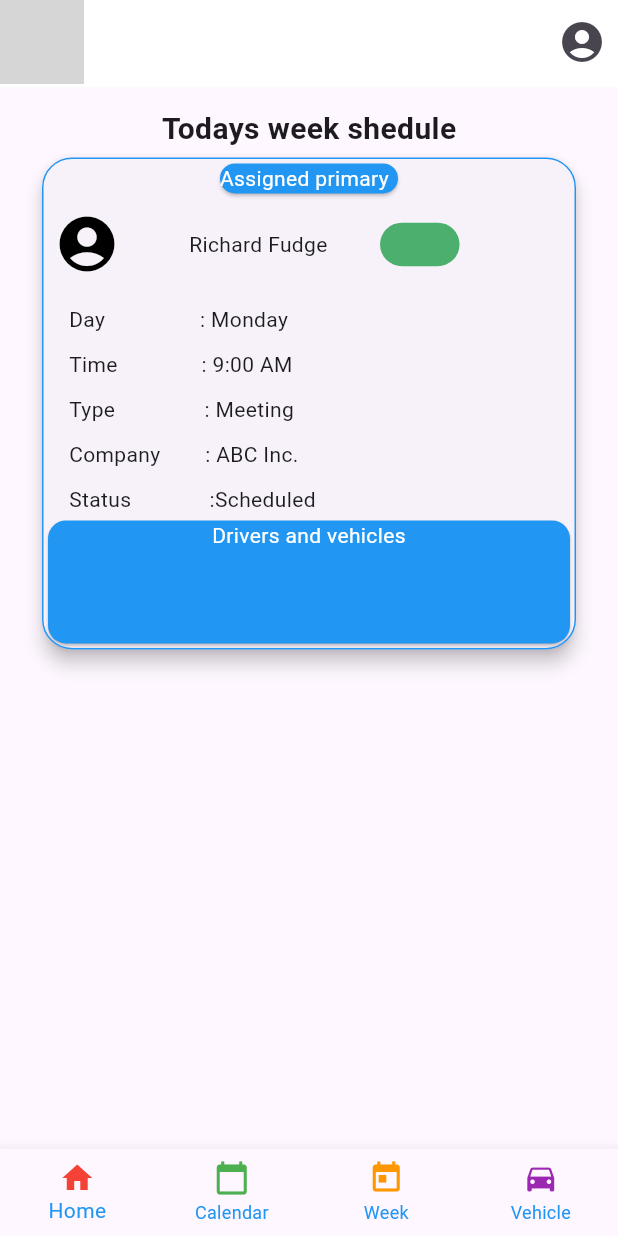
After one commit to centrric-cint0033/enviroapplicationformobileusers, a Flutter app: the MainScreen screen opened by its route, item 3 of the bottom bar chosen, after a tap on the "account circle" icon, on a phone screen of 412 x 824 dp. The commit adds this screen. Run offline on Flutter 3.47's test engine with Material 3 defaults, Android fonts, the phone set to English and light mode, and no system bars; our stand-ins replace auto_route, flutter_mobx, flutter_screenutil, flutter_secure_storage, flutter_svg, get_it and 2 more; accounts and stored records are empty; generated files the repository leaves out were written again; grey boxes are pictures that could not be loaded.

Commit message:
week page created

```diff
--- a/lib/Routepage/approutes.dart
+++ b/lib/Routepage/approutes.dart
@@ -8,14 +8,12 @@ class AppRouter extends $AppRouter {
   @override
   List<AutoRoute> get routes => [
         AutoRoute(
-          page: HomeRoute.page,
-          path: RouteNames.homePage,
-          // guards: [AuthGuard()]
+          page: LoginRoute.page,
+          path: RouteNames.loginpage,
         ),
         AutoRoute(
-          page: LoginRoute.page,
-          path: RouteNames.loginpage,
-          initial: true,
+          page: MainRoute.page,
+          path: RouteNames.mainscreen,
         )
       ];
 }
--- a/lib/Routepage/routespage.dart
+++ b/lib/Routepage/routespage.dart
@@ -1,4 +1,4 @@
 class RouteNames {
   static const String loginpage = '/';
-  static const String homePage = '/homepage';
+  static const String mainscreen = '/mainscreen';
 }
--- a/lib/main.dart
+++ b/lib/main.dart
@@ -1,4 +1,5 @@
 import 'package:enviro_mobile_application/Routepage/approutes.dart';
+import 'package:enviro_mobile_application/utilis/injection.dart';
 
 import 'package:flutter/material.dart';
 import 'package:flutter_screenutil/flutter_screenutil.dart';
@@ -6,6 +7,7 @@ import 'package:flutter_screenutil/flutter_screenutil.dart';
 import 'view/loginpage/common/appbar/Appthemes/Appthemes.dart';
 
 void main() {
+  configureLocalDependancies();
   runApp(const MyApp());
 }
 
--- a/lib/view/loginpage/common/appbar/bottombar.dart
+++ b/lib/view/loginpage/common/appbar/bottombar.dart
@@ -1,35 +1,56 @@
+import 'package:enviro_mobile_application/viewmodel/home_page_viewmodel.dart';
 import 'package:flutter/material.dart';
+import 'package:flutter_mobx/flutter_mobx.dart';
 
 class CommonBottombar extends StatelessWidget {
-  const CommonBottombar({Key? key});
+  const CommonBottombar({Key? key}) : super(key: key);
 
   @override
   Widget build(BuildContext context) {
-    return BottomAppBar(
-      color: Colors.white,
-      height: 98,
-      child: Row(
-        mainAxisAlignment: MainAxisAlignment.spaceAround,
-        children: [
-          _buildNavItem(Icons.add_home_work_rounded, 'Home', () {}),
-          _buildNavItem(Icons.calendar_month_rounded, 'Calendar', () {}),
-          _buildNavItem(Icons.weekend_outlined, 'Weekend', () {}),
-          _buildNavItem(Icons.fire_truck_outlined, 'Emergency', () {}),
-        ],
-      ),
-    );
-  }
+    return Observer(
+      builder: (context) {
+        List<BottomNavigationBarItem> items = [
+          const BottomNavigationBarItem(
+            backgroundColor: Colors.black12,
+            icon: Icon(
+              Icons.home,
+              color: Colors.red,
+            ),
+            label: 'Home',
+          ),
+          const BottomNavigationBarItem(
+            icon: Icon(
+              Icons.calendar_today,
+              color: Colors.green,
+            ),
+            label: 'Calendar',
+          ),
+          const BottomNavigationBarItem(
+            icon: Icon(
+              Icons.today,
+              color: Colors.orange,
+            ),
+            label: 'Week',
+          ),
+          const BottomNavigationBarItem(
+            icon: Icon(
+              Icons.directions_car,
+              color: Colors.purple,
+            ),
+            label: 'Vehicle',
+          ),
+        ];
 
-  Widget _buildNavItem(IconData icon, String label, VoidCallback onPressed) {
-    return Column(
-      mainAxisSize: MainAxisSize.min,
-      children: [
-        IconButton(
-          icon: Icon(icon),
-          onPressed: onPressed,
-        ),
-        Text(label),
-      ],
+        return BottomNavigationBar(
+          type: BottomNavigationBarType.fixed,
+          selectedItemColor: Colors.blue,
+          unselectedItemColor: Colors.blue,
+          items: items,
+          onTap: (index) {
+            vmselection.setCurrentIndex(index);
+          },
+        );
+      },
     );
   }
 }
--- /dev/null
+++ b/lib/view/loginpage/common/appbar/mainScreen/mainscreen.dart
@@ -0,0 +1,34 @@
+import 'package:auto_route/auto_route.dart';
+import 'package:enviro_mobile_application/view/loginpage/calenderpage/calender_page.dart';
+import 'package:enviro_mobile_application/view/loginpage/common/appbar/bottombar.dart';
+import 'package:enviro_mobile_application/view/loginpage/homepage/homepage.dart';
+import 'package:enviro_mobile_application/view/loginpage/week_page/week_page.dart';
+import 'package:enviro_mobile_application/viewmodel/home_page_viewmodel.dart';
+import 'package:flutter/material.dart';
+import 'package:flutter_mobx/flutter_mobx.dart';
+import 'package:mobx/mobx.dart';
+
+@RoutePage()
+class MainScreen extends StatelessWidget {
+  const MainScreen({Key? key});
+  @override
+  Widget build(BuildContext context) {
+    List<Widget> widgetOptions = <Widget>[
+      const HomePage(),
+      const CalendarPage(),
+      const WeekPage(),
+      const CalendarPage()
+    ];
+
+    return Scaffold(
+      body: Center(
+        child: Observer(
+          builder: (context) {
+            return widgetOptions.elementAt(vmselection.currentIndex);
+          },
+        ),
+      ),
+      bottomNavigationBar: const CommonBottombar(),
+    );
+  }
+}
--- /dev/null
+++ b/lib/view/loginpage/homepage/homepage.dart
@@ -0,0 +1,48 @@
+import 'package:auto_route/auto_route.dart';
+import 'package:enviro_mobile_application/view/loginpage/common/appbar/bottombar.dart';
+import 'package:enviro_mobile_application/view/loginpage/common/appbar/cmappbar.dart';
+
+import 'package:enviro_mobile_application/view/loginpage/common/appbar/imagepath/imagepath.dart';
+import 'package:enviro_mobile_application/view/loginpage/homepage/widgets/card_main_container.dart';
+import 'package:flutter/material.dart';
+import 'package:mobx/mobx.dart';
+
+@RoutePage()
+class HomePage extends StatelessWidget {
+  const HomePage({Key? key}) : super(key: key);
+
+  @override
+  Widget build(BuildContext context) {
+    return Scaffold(
+      appBar: CustomAppBar(
+        leadingImage: Image.asset(ImageConstant.imagePath),
+        automaticallyImplyLeading: false,
+        actions: [
+          IconButton(
+            iconSize: 32,
+            icon: const Icon(Icons.account_circle),
+            onPressed: () {},
+          ),
+        ],
+      ),
+      body: const SingleChildScrollView(
+        child: Column(
+          children: [
+            SizedBox(
+              height: 14.0,
+            ),
+            Text(
+              "Today's Schedule",
+              style: TextStyle(
+                fontSize: 20,
+                fontWeight: FontWeight.bold,
+              ),
+            ),
+            CardMainContainer(),
+          ],
+        ),
+      ),
+      // bottomNavigationBar: const CommonBottombar(),
+    );
+  }
+}
--- /dev/null
+++ b/lib/view/loginpage/homepage/widgets/card_main_container.dart
@@ -0,0 +1,111 @@
+import 'package:enviro_mobile_application/view/loginpage/common/appbar/cmbutton.dart';
+import 'package:flutter/material.dart';
+
+class CardMainContainer extends StatelessWidget {
+  const CardMainContainer({
+    super.key,
+  });
+
+  @override
+  Widget build(BuildContext context) {
+    return Container(
+      margin: const EdgeInsets.only(left: 24, right: 24),
+      child: Card(
+        shape: RoundedRectangleBorder(
+          borderRadius: BorderRadius.circular(20),
+          side: const BorderSide(width: 1, color: Colors.blue),
+        ),
+        elevation: 5,
+        child: Row(
+          crossAxisAlignment: CrossAxisAlignment.start,
+          children: [
+            Expanded(
+              child: Column(
+                mainAxisSize: MainAxisSize.min,
+                crossAxisAlignment: CrossAxisAlignment.start,
+                children: [
+                  Center(
+                    child: Container(
+                      child: Card(
+                        color: Colors.blue,
+                        shape: RoundedRectangleBorder(
+                          borderRadius: BorderRadius.circular(20),
+                        ),
+                        child: const Padding(
+                          padding: EdgeInsets.only(right: 6),
+                          child: Text(
+                            'Assigned primary',
+                            textAlign: TextAlign.center,
+                            style: TextStyle(
+                              color: Colors.white,
+                            ),
+                          ),
+                        ),
+                      ),
+                    ),
+                  ),
+                  Row(
+                    children: [
+                      IconButton(
+                        color: Colors.black,
+                        iconSize: 44,
+                        onPressed: () {},
+                        icon: const Icon(Icons.account_circle),
+                      ),
+                      const SizedBox(width: 38),
+                      const Text('Richard Fudge', textAlign: TextAlign.center),
+                      const SizedBox(width: 35),
+                      const CmButton(
+                        color: Color.fromARGB(255, 76, 175, 109),
+                        width: 53,
+                        height: 29,
+                        borderRadius: 17,
+                      ),
+                    ],
+                  ),
+                  const SizedBox(height: 10),
+                  const Padding(
+                    padding: EdgeInsets.only(left: 18),
+                    child: Text("Day                 : Monday"),
+                  ),
+                  const SizedBox(height: 10),
+                  const Padding(
+                    padding: EdgeInsets.only(left: 18),
+                    child: Text("Time               : 9:00 AM"),
+                  ),
+                  const SizedBox(height: 10),
+                  const Padding(
+                    padding: EdgeInsets.only(left: 18),
+                    child: Text("Type                : Meeting"),
+                  ),
+                  const SizedBox(height: 10),
+                  const Padding(
+                    padding: EdgeInsets.only(left: 18),
+                    child: Text("Company        : ABC Inc."),
+                  ),
+                  const SizedBox(height: 10),
+                  const Padding(
+                    padding: EdgeInsets.only(left: 18),
+                    child: Text("Status              :Scheduled"),
+                  ),
+                  Container(
+                    width: 700,
+                    height: 90,
+                    child: const Card(
+                      color: Colors.blue,
+                      child: Text(
+                        "Drivers and vehicles",
+                        textAlign: TextAlign.center,
+                        style: TextStyle(color: Colors.white),
+                      ),
+                    ),
+                  ),
+                ],
+              ),
+            ),
+          ],
+        ),
+      ),
+    );
+  }
+}
--- a/lib/view/loginpage/loginpage.dart
+++ b/lib/view/loginpage/loginpage.dart
@@ -79,5 +79,5 @@ class LoginPage extends StatelessWidget {
 }
 
 void ontaplogin(BuildContext context) {
-  context.router.pushNamed(RouteNames.homePage);
+  context.router.pushNamed(RouteNames.mainscreen);
 }
--- /dev/null
+++ b/lib/view/loginpage/service/i_homeservice.dart
@@ -0,0 +1,6 @@
+import 'package:injectable/injectable.dart';
+
+abstract class IHomeService {}
+
+@LazySingleton(as: IHomeService)
+class AuthService implements IHomeService {}
--- /dev/null
+++ b/lib/view/loginpage/week_page/week_page.dart
@@ -0,0 +1,40 @@
+import 'package:enviro_mobile_application/view/loginpage/common/appbar/cmappbar.dart';
+import 'package:enviro_mobile_application/view/loginpage/common/appbar/imagepath/imagepath.dart';
+import 'package:enviro_mobile_application/view/loginpage/homepage/widgets/card_main_container.dart';
+import 'package:flutter/material.dart';
+
+class WeekPage extends StatelessWidget {
+  const WeekPage({Key? key}) : super(key: key);
+
+  @override
+  Widget build(BuildContext context) {
+    return Scaffold(
+      appBar: CustomAppBar(
+        leadingImage: Image.asset(ImageConstant.imagePath),
+        automaticallyImplyLeading: false,
+        actions: [
+          IconButton(
+            iconSize: 32,
+            icon: const Icon(Icons.account_circle),
+            onPressed: () {},
+          ),
+        ],
+      ),
+      body: const SingleChildScrollView(
+        child: Column(
+          children: [
+            SizedBox(
+              height: 14.0,
+            ),
+            Text('Todays week shedule',
+                style: TextStyle(
+                  fontSize: 20,
+                  fontWeight: FontWeight.bold,
+                )),
+            CardMainContainer(),
+          ],
+        ),
+      ),
+    );
+  }
+}
--- /dev/null
+++ b/lib/viewmodel/home_page_viewmodel.dart
@@ -0,0 +1,29 @@
+import 'package:enviro_mobile_application/utilis/injection.dart';
+import 'package:enviro_mobile_application/view/loginpage/service/i_homeservice.dart';
+
+import 'package:injectable/injectable.dart';
+import 'package:mobx/mobx.dart';
+part 'home_page_viewmodel.g.dart';
+
+final vmselection = getIt<HomeViewModel>();
+
+@injectable
+class HomeViewModel extends HomeViewModelBase with _$HomeViewModel {
+  HomeViewModel(IHomeService homeService) : super(homeService);
+}
+
+abstract class HomeViewModelBase with Store {
+  final IHomeService homeService;
+
+  @observable
+  bool passwordVisibility = false;
+
+  @observable
+  int currentIndex = 0;
+  @action
+  void setCurrentIndex(int index) {
+    currentIndex = index;
+  }
+
+  HomeViewModelBase(this.homeService);
+}
```
Also changed, not shown: lib/utilis/injection.dart (added, +8 -0 lines), lib/view/loginpage/Homepage/homepage.dart (deleted, +0 -153 lines), lib/view/loginpage/calenderpage/calender_page.dart (added, +10 -0 lines), lib/view/loginpage/vehiclepage/vehicle-page.dart (added, +10 -0 lines), pubspec.yaml (+9 -0 lines), lib/Routepage/approutes.gr.dart, lib/utilis/injection.config.dart (added), lib/view/loginpage/service/http_service.dart (added), lib/viewmodel/home_page_viewmodel.g.dart (added), pubspec.lock.
